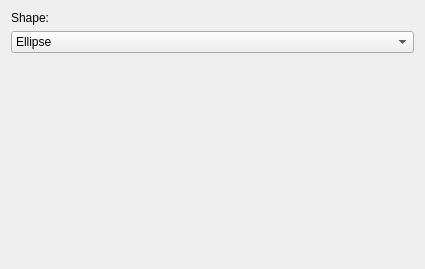
This is plugins/paintops/gridbrush/wdggridbrushshapeoptions.ui in KDE/krita as Qt 5 draws it before an edit. The edited form follows.
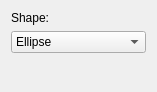
This is the edited form.

Commit message: Update curve, grid, and hatching options UI in brush editor

```diff
--- a/plugins/paintops/gridbrush/wdggridbrushshapeoptions.ui
+++ b/plugins/paintops/gridbrush/wdggridbrushshapeoptions.ui
@@ -6,8 +6,8 @@
    <rect>
     <x>0</x>
     <y>0</y>
-    <width>425</width>
-    <height>269</height>
+    <width>157</width>
+    <height>92</height>
    </rect>
   </property>
   <property name="sizePolicy">
@@ -18,8 +18,8 @@
   </property>
   <property name="minimumSize">
    <size>
-    <width>425</width>
-    <height>200</height>
+    <width>50</width>
+    <height>50</height>
    </size>
   </property>
   <layout class="QVBoxLayout" name="verticalLayout">
@@ -66,8 +66,8 @@
      </property>
      <property name="sizeHint" stdset="0">
       <size>
-       <width>20</width>
-       <height>202</height>
+       <width>5</width>
+       <height>5</height>
       </size>
      </property>
     </spacer>
```
The commit also changes 6 other files.
